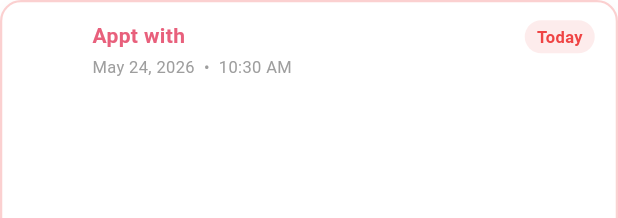
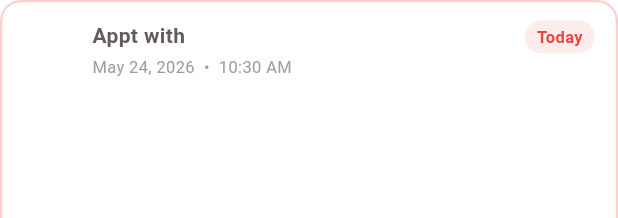
Before and after one commit to kushanmaskey/medicine_reminder_claude, a Flutter app: the _AppointmentCard widget shown alone on an empty page, opened directly with empty values, on a phone screen of 412 x 824 dp. Shown: the top 218 px of the screen. Run offline on Flutter 3.47's test engine with Material 3 defaults, Android fonts, the phone set to English and light mode, and no system bars; our stand-ins replace flutter_local_notifications, image_picker, shared_preferences, supabase_flutter, timezone; accounts and stored records are empty.

Commit message:
Change item title text to #635A5A across all tabs
Co-Authored-By: Claude Sonnet 4.6 <noreply@anthropic.com>

```diff
--- a/lib/tabs/activities_tab.dart
+++ b/lib/tabs/activities_tab.dart
@@ -158,7 +158,7 @@ class _ActivityCard extends StatelessWidget {
                             style: const TextStyle(
                               fontWeight: FontWeight.w700,
                               fontSize: 14,
-                              color: Color(0xFFE8607C),
+                              color: Color(0xFF635A5A),
                             ),
                           ),
                           if (activity.type == 'Walk') ...[
--- a/lib/tabs/appointments_tab.dart
+++ b/lib/tabs/appointments_tab.dart
@@ -174,7 +174,7 @@ class _AppointmentCard extends StatelessWidget {
                         style: const TextStyle(
                           fontWeight: FontWeight.w700,
                           fontSize: 14,
-                          color: Color(0xFFE8607C),
+                          color: Color(0xFF635A5A),
                         ),
                       ),
                       const SizedBox(height: 3),
--- a/lib/tabs/medications_tab.dart
+++ b/lib/tabs/medications_tab.dart
@@ -120,7 +120,7 @@ class _MedicationCard extends StatelessWidget {
                     style: const TextStyle(
                       fontWeight: FontWeight.bold,
                       fontSize: 15,
-                      color: Color(0xFFE8607C),
+                      color: Color(0xFF635A5A),
                     ),
                   ),
                 ),
@@ -214,7 +214,7 @@ class _InfoRow extends StatelessWidget {
                 TextSpan(
                   text: value,
                   style: TextStyle(
-                    color: valueColor ?? const Color(0xFFE8607C),
+                    color: valueColor ?? const Color(0xFF635A5A),
                     fontWeight: FontWeight.w500,
                   ),
                 ),
--- a/lib/tabs/prescriptions_tab.dart
+++ b/lib/tabs/prescriptions_tab.dart
@@ -160,7 +160,7 @@ class _PrescriptionCard extends StatelessWidget {
                         style: const TextStyle(
                           fontWeight: FontWeight.w700,
                           fontSize: 14,
-                          color: Color(0xFFE8607C),
+                          color: Color(0xFF635A5A),
                         ),
                       ),
                       const SizedBox(height: 3),
--- a/lib/tabs/vitals_tab.dart
+++ b/lib/tabs/vitals_tab.dart
@@ -158,7 +158,7 @@ class _VitalCard extends StatelessWidget {
                         style: const TextStyle(
                           fontWeight: FontWeight.w700,
                           fontSize: 14,
-                          color: Color(0xFFE8607C),
+                          color: Color(0xFF635A5A),
                         ),
                       ),
                     ),
```
